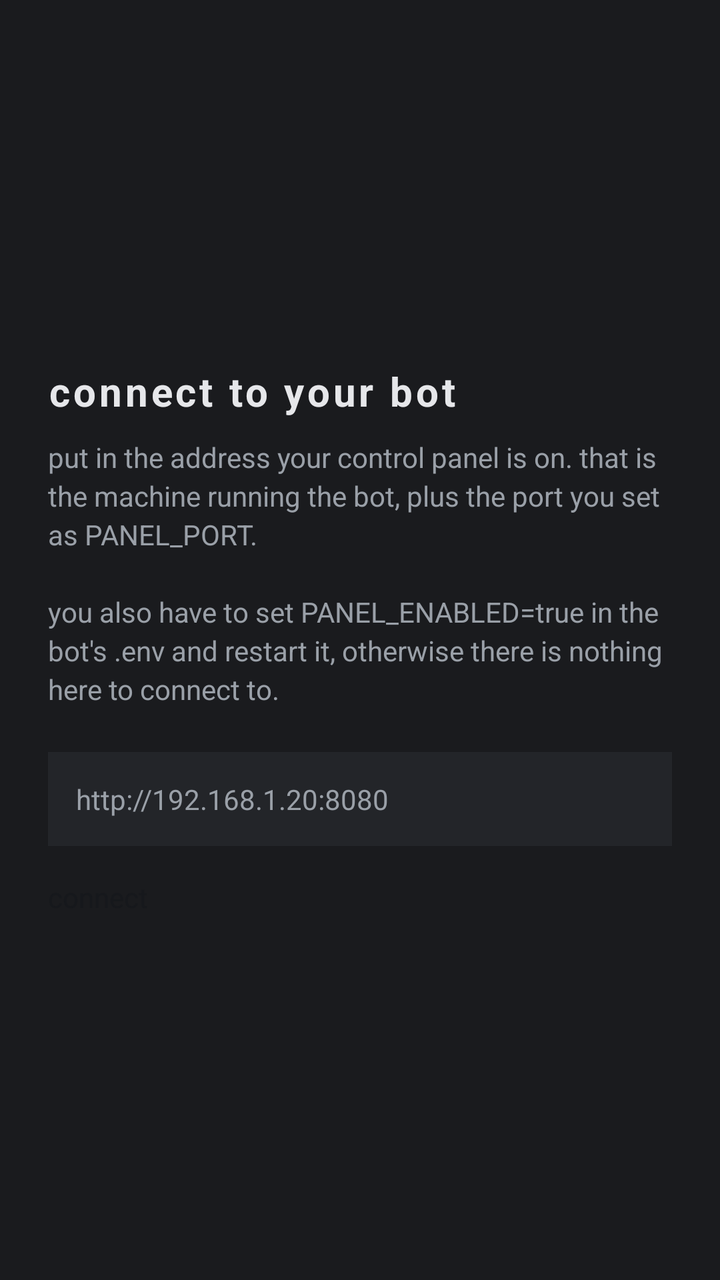
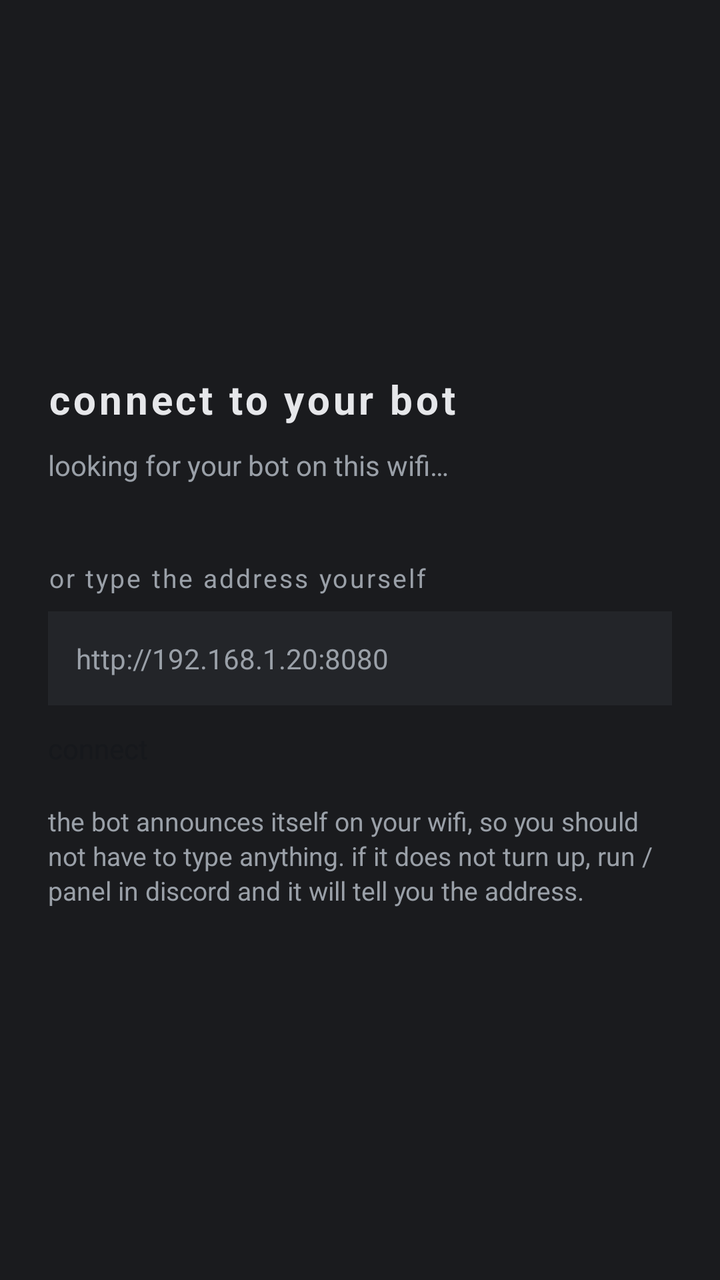

Two renders of the same Android screen: before a commit and after it. Below are the layout's source before the change and the commit's diff.
<!-- AndroidManifest.xml: application theme AppTheme -->
<!-- res/layout/activity_setup.xml -->
<?xml version="1.0" encoding="utf-8"?>
<ScrollView xmlns:android="http://schemas.android.com/apk/res/android"
    android:layout_width="match_parent"
    android:layout_height="match_parent"
    android:background="@color/bg"
    android:fillViewport="true">

    <LinearLayout
        android:layout_width="match_parent"
        android:layout_height="wrap_content"
        android:gravity="center_vertical"
        android:orientation="vertical"
        android:padding="24dp">

        <TextView
            android:layout_width="wrap_content"
            android:layout_height="wrap_content"
            android:letterSpacing="0.08"
            android:text="@string/setup_title"
            android:textColor="@color/text"
            android:textSize="20sp"
            android:textStyle="bold" />

        <TextView
            android:layout_width="match_parent"
            android:layout_height="wrap_content"
            android:layout_marginTop="10dp"
            android:lineSpacingExtra="3dp"
            android:text="@string/setup_note"
            android:textColor="@color/dim"
            android:textSize="14sp" />

        <EditText
            android:id="@+id/url"
            android:layout_width="match_parent"
            android:layout_height="wrap_content"
            android:layout_marginTop="22dp"
            android:autofillHints="none"
            android:background="@color/panel"
            android:hint="@string/setup_hint"
            android:imeOptions="actionGo"
            android:inputType="textUri"
            android:padding="14dp"
            android:textColor="@color/text"
            android:textColorHint="@color/dim" />

        <TextView
            android:id="@+id/error"
            android:layout_width="match_parent"
            android:layout_height="wrap_content"
            android:layout_marginTop="8dp"
            android:textColor="#E59A9A"
            android:textSize="13sp"
            android:visibility="gone" />

        <Button
            android:id="@+id/connect"
            android:layout_width="match_parent"
            android:layout_height="wrap_content"
            android:layout_marginTop="16dp"
            android:backgroundTint="@color/accent"
            android:text="@string/connect"
            android:textColor="#16181C" />
    </LinearLayout>
</ScrollView>
<!-- resources referenced by this layout -->
<resources>
  <color name="accent">#A9B7E0</color>
  <color name="bg">#1A1B1E</color>
  <color name="dim">#9AA0A8</color>
  <color name="panel">#232529</color>
  <color name="text">#E6E7EA</color>
  <string name="connect">connect</string>
  <string name="setup_hint">http://192.168.1.20:8080</string>
  <string name="setup_note">put in the address your control panel is on. that is the machine running the bot, plus the port you set as PANEL_PORT.\n\nyou also have to set PANEL_ENABLED=true in the bot\'s .env and restart it, otherwise there is nothing here to connect to.</string>
  <string name="setup_title">connect to your bot</string>
  <style name="AppTheme" parent="android:Theme.Material">
          <item name="android:colorPrimary">@color/bg</item>
          <item name="android:colorPrimaryDark">@color/bg</item>
          <item name="android:colorAccent">@color/accent</item>
          <item name="android:windowBackground">@color/bg</item>
          <item name="android:statusBarColor">@color/bg</item>
          <item name="android:navigationBarColor">@color/bg</item>
          <item name="android:textColorPrimary">@color/text</item>
      </style>
</resources>

<!-- the commit's change to res/layout/activity_setup.xml (unified diff, before → after) -->
@@ -22,19 +22,35 @@
             android:textStyle="bold" />
 
         <TextView
+            android:id="@+id/searching"
             android:layout_width="match_parent"
             android:layout_height="wrap_content"
             android:layout_marginTop="10dp"
-            android:lineSpacingExtra="3dp"
-            android:text="@string/setup_note"
+            android:text="@string/searching"
             android:textColor="@color/dim"
             android:textSize="14sp" />
+
+        <LinearLayout
+            android:id="@+id/found"
+            android:layout_width="match_parent"
+            android:layout_height="wrap_content"
+            android:layout_marginTop="12dp"
+            android:orientation="vertical" />
+
+        <TextView
+            android:layout_width="match_parent"
+            android:layout_height="wrap_content"
+            android:layout_marginTop="26dp"
+            android:letterSpacing="0.08"
+            android:text="@string/or_type"
+            android:textColor="@color/dim"
+            android:textSize="13sp" />
 
         <EditText
             android:id="@+id/url"
             android:layout_width="match_parent"
             android:layout_height="wrap_content"
-            android:layout_marginTop="22dp"
+            android:layout_marginTop="8dp"
             android:autofillHints="none"
             android:background="@color/panel"
             android:hint="@string/setup_hint"
@@ -57,9 +73,18 @@
             android:id="@+id/connect"
             android:layout_width="match_parent"
             android:layout_height="wrap_content"
-            android:layout_marginTop="16dp"
+            android:layout_marginTop="12dp"
             android:backgroundTint="@color/accent"
             android:text="@string/connect"
             android:textColor="#16181C" />
+
+        <TextView
+            android:layout_width="match_parent"
+            android:layout_height="wrap_content"
+            android:layout_marginTop="18dp"
+            android:lineSpacingExtra="2dp"
+            android:text="@string/setup_note"
+            android:textColor="@color/dim"
+            android:textSize="13sp" />
     </LinearLayout>
 </ScrollView>
<!-- resource entries referenced after the edit -->
@@ -6,8 +6,10 @@
   <color name="panel">#232529</color>
   <color name="text">#E6E7EA</color>
   <string name="connect">connect</string>
+  <string name="or_type">or type the address yourself</string>
+  <string name="searching">looking for your bot on this wifi…</string>
   <string name="setup_hint">http://192.168.1.20:8080</string>
-  <string name="setup_note">put in the address your control panel is on. that is the machine running the bot, plus the port you set as PANEL_PORT.\n\nyou also have to set PANEL_ENABLED=true in the bot\'s .env and restart it, otherwise there is nothing here to connect to.</string>
+  <string name="setup_note">the bot announces itself on your wifi, so you should not have to type anything. if it does not turn up, run /panel in discord and it will tell you the address.</string>
   <string name="setup_title">connect to your bot</string>
   <style name="AppTheme" parent="android:Theme.Material">
           <item name="android:colorPrimary">@color/bg</item>
